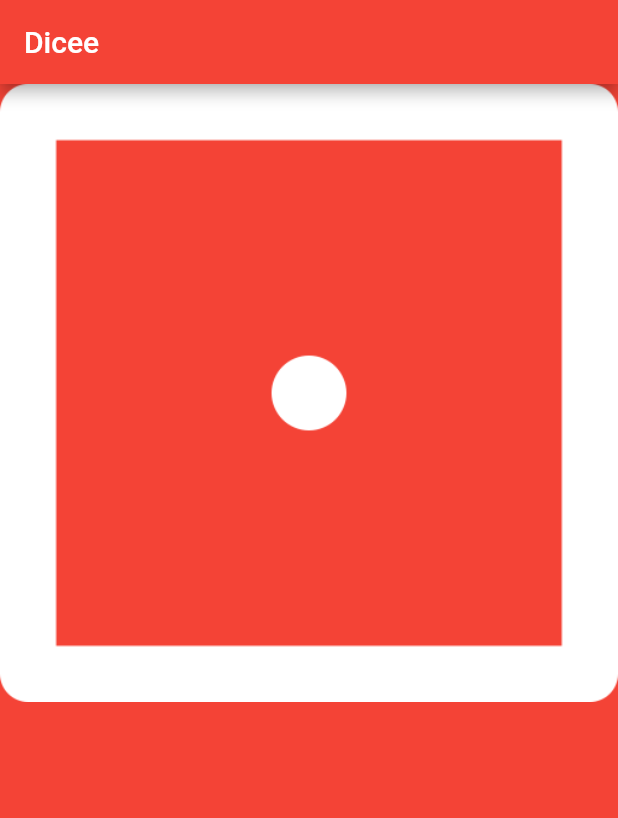
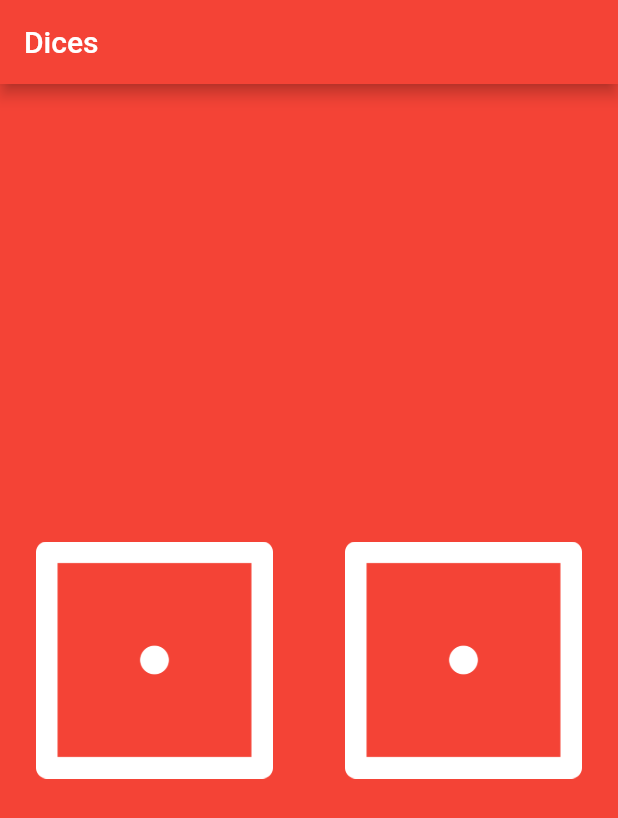
Before and after one commit to pliniogim/flutter_dicee, a Flutter app: the screen it shows after launch, on a phone screen of 412 x 824 dp. Shown: the top 818 px of the screen. Run offline on Flutter 3.47's test engine with Material 2 defaults, Android fonts, the phone set to English and light mode, and no system bars.

Commit message:
20220501

```diff
--- a/lib/main.dart
+++ b/lib/main.dart
@@ -1,31 +1,78 @@
+import 'dart:math';
+
 import 'package:flutter/material.dart';
 
 void main() {
   return runApp(
     MaterialApp(
+      debugShowCheckedModeBanner: false,
       home: Scaffold(
         backgroundColor: Colors.red,
         appBar: AppBar(
-          title: const Text('Dicee'),
+          title: const Text('Dices'),
           backgroundColor: Colors.red,
         ),
-        body: DicePage(),
+        body: const DicePage(),
       ),
     ),
   );
 }
 
-class DicePage extends StatelessWidget {
+class DicePage extends StatefulWidget {
+  const DicePage({Key? key}) : super(key: key);
+
+  @override
+  State<DicePage> createState() => _DicePageState();
+}
+
+class _DicePageState extends State<DicePage> {
+  var random = Random();
+  int leftDiceNumber = 1;
+  int rightDiceNumber = 1;
+
   @override
   Widget build(BuildContext context) {
-    return Row(
-      children: const [
-        Expanded(
-          child: Image(
-            image: AssetImage('images/dice1.png'),
+
+    void changeDice() {
+      setState(() {
+        leftDiceNumber = random.nextInt(6) + 1;
+        rightDiceNumber = random.nextInt(6) + 1;
+      });
+    }
+
+    return Center(
+      child: Row(
+        children: <Widget>[
+          Expanded(
+            child: Padding(
+              padding: const EdgeInsets.all(16.0),
+              child: TextButton(
+                style: TextButton.styleFrom(primary: Colors.transparent),
+                onPressed: () {
+                  changeDice();
+                },
+                child: Image.asset(
+                  'images/dice$leftDiceNumber.png',
+                ),
+              ),
+            ),
           ),
-        ),
-      ],
+          Expanded(
+            child: Padding(
+              padding: const EdgeInsets.all(16.0),
+              child: TextButton(
+                style: TextButton.styleFrom(primary: Colors.transparent),
+                onPressed: () {
+                  changeDice();
+                },
+                child: Image.asset(
+                  'images/dice$rightDiceNumber.png',
+                ),
+              ),
+            ),
+          ),
+        ],
+      ),
     );
   }
 }
```
Also changed, not shown: 1 other file.
